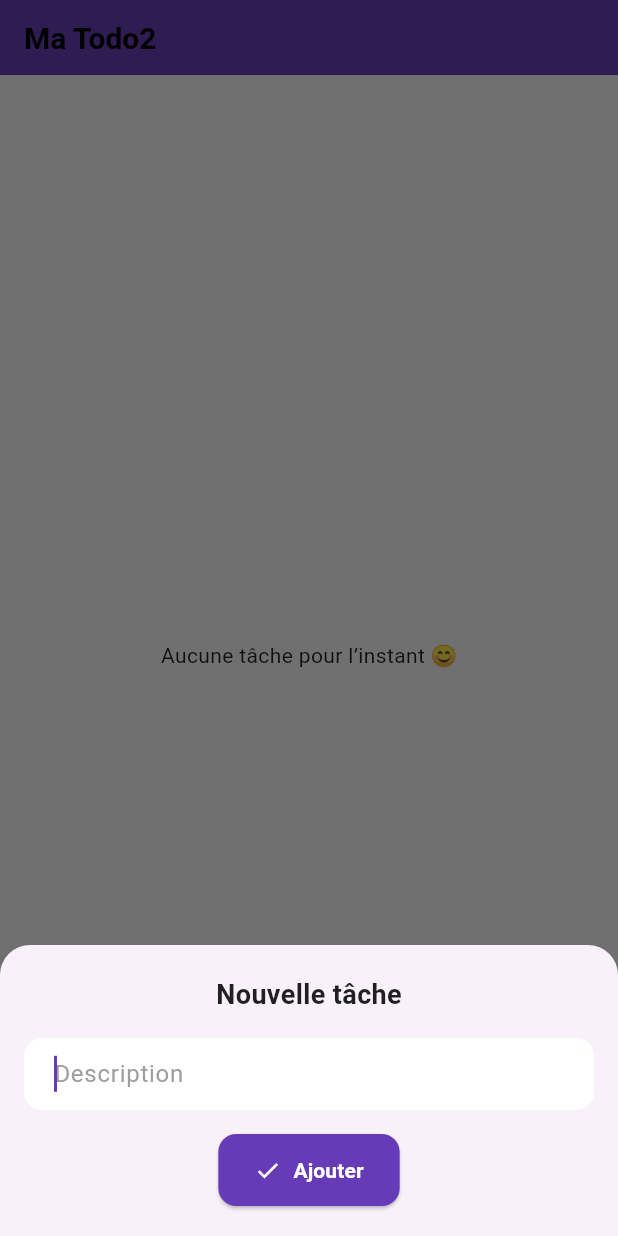
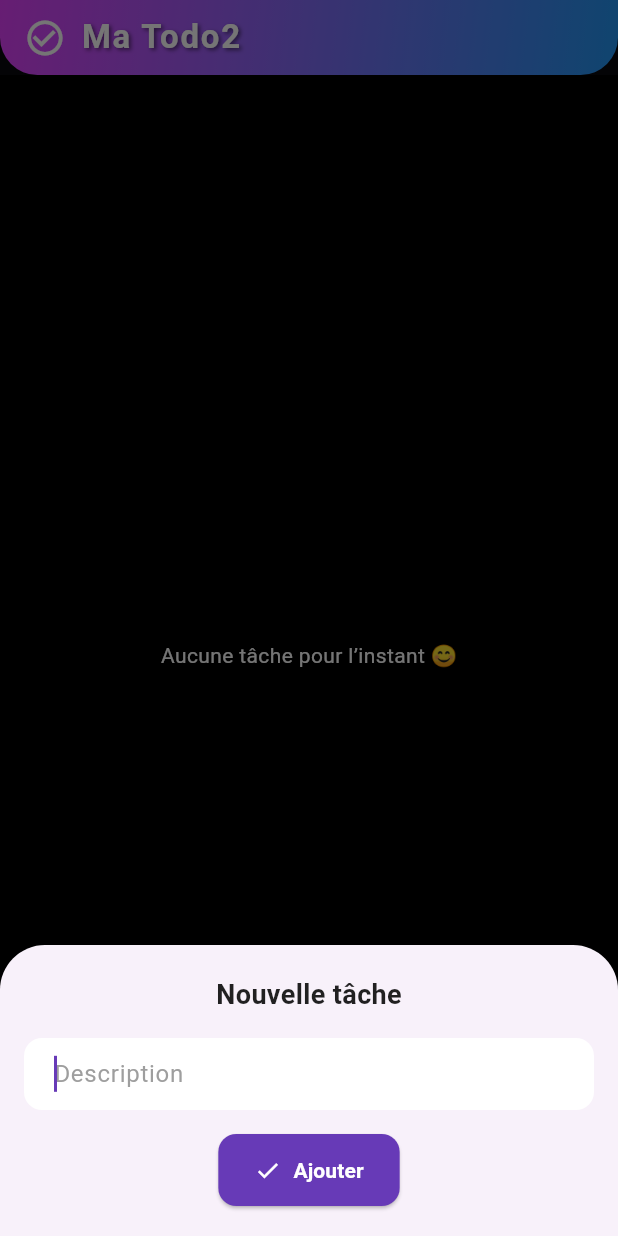
Before and after one commit to arnauddlbghe/daily_todo_app, a Flutter app: the screen it shows after launch, after a tap on the "add" icon, on a phone screen of 412 x 824 dp. Run offline on Flutter 3.47's test engine with Material 3 defaults, Android fonts, the phone set to English and light mode, and no system bars; our stand-ins replace flutter_bloc, sqflite; accounts and stored records are empty.

Commit message:
feat: grouped by day todo tasks

```diff
--- a/lib/blocs/todo_bloc.dart
+++ b/lib/blocs/todo_bloc.dart
@@ -6,7 +6,7 @@ import 'package:daily_todo_app/services/database_helper.dart'; // Assurez-vous q
 class TodoBloc extends Bloc<TodoEvent, TodoState> {
   final DatabaseHelper _databaseHelper = DatabaseHelper.instance;
 
-  TodoBloc() : super(TodoState(todos: [])) {
+  TodoBloc() : super(TodoState(todos: {})) {
     // Charger les tâches depuis la base de données au démarrage
     on<LoadTodos>((event, emit) async {
       try {
@@ -25,6 +25,7 @@ class TodoBloc extends Bloc<TodoEvent, TodoState> {
 
         // Récupérer toutes les tâches mises à jour
         final todos = await _databaseHelper.getAllTodos();
+        // Trier par date
         emit(TodoState(todos: todos));
       } catch (e) {
         emit(TodoErrorState(error: 'Erreur lors de l\'ajout de la tâche'));
--- a/lib/blocs/todo_state.dart
+++ b/lib/blocs/todo_state.dart
@@ -1,12 +1,12 @@
 import 'package:daily_todo_app/models/todo.dart';
 
 class TodoState {
-  final List<Todo> todos;
+  final Map<String, List<Todo>> todos;
 
   TodoState({required this.todos});
 }
 
 class TodoErrorState extends TodoState {
   final String error;
-  TodoErrorState({required this.error}) : super(todos: []);
+  TodoErrorState({required this.error}) : super(todos: {});
 }
--- a/lib/screens/home_screen.dart
+++ b/lib/screens/home_screen.dart
@@ -14,84 +14,170 @@ class HomeScreen extends StatelessWidget {
     final theme = Theme.of(context);
 
     return Scaffold(
-      backgroundColor: const Color(0xFFF5F5F5),
+      backgroundColor: Colors.black,
       appBar: PreferredSize(
         preferredSize: const Size.fromHeight(
           50,
-        ), // Réduit la taille de l'AppBar
+        ), // Réduire la taille de l'AppBar
         child: AppBar(
-          title: const Text('Ma Todo2'),
-          backgroundColor: theme.primaryColor,
-          foregroundColor: Colors.white,
-          elevation: 4,
+          title: Row(
+            children: [
+              Icon(
+                Icons
+                    .check_circle_outline, // Ajoutez une icône si vous le souhaitez
+                color: Colors.white,
+                size: 28,
+              ),
+              const SizedBox(width: 10),
+              const Text(
+                'Ma Todo2',
+                style: TextStyle(
+                  fontWeight: FontWeight.bold,
+                  fontSize: 22,
+                  letterSpacing:
+                      1.2, // Espacement des lettres pour plus de style
+                  color: Colors.white,
+                  shadows: [
+                    Shadow(
+                      offset: Offset(1.5, 1.5),
+                      blurRadius: 3,
+                      color: Colors.black54,
+                    ),
+                  ], // Ombre légère pour un effet plus moderne
+                ),
+              ),
+            ],
+          ),
+          backgroundColor:
+              Colors.transparent, // Fond transparent pour le dégradé
+          flexibleSpace: Container(
+            decoration: BoxDecoration(
+              gradient: LinearGradient(
+                colors: [Colors.purpleAccent, Colors.blue], // Dégradé élégant
+                begin: Alignment.topLeft,
+                end: Alignment.bottomRight,
+              ),
+              borderRadius: const BorderRadius.only(
+                bottomLeft: Radius.circular(25),
+                bottomRight: Radius.circular(25),
+              ),
+            ),
+          ),
+          elevation: 4, // Ombre légère sous l'AppBar
         ),
       ),
       body: BlocBuilder<TodoBloc, TodoState>(
         builder: (context, state) {
-          return state.todos.isEmpty
-              ? const Center(child: Text("Aucune tâche pour l’instant 😊"))
-              : ListView.separated(
+          // Vérifier si la Map est vide
+          if (state.todos.isEmpty) {
+            return const Center(
+              child: Text(
+                "Aucune tâche pour l’instant 😊",
+                style: TextStyle(color: Colors.white),
+              ),
+            );
+          }
+          return ListView(
             padding: const EdgeInsets.all(16),
-                itemCount: state.todos.length,
-                separatorBuilder: (_, __) => const SizedBox(height: 10),
+            children:
+                state.todos.keys.map((date) {
+                  final todos = state.todos[date]!;
+                  return Column(
+                    crossAxisAlignment: CrossAxisAlignment.start,
+                    children: [
+                      // Titre (la date ou autre critère)
+                      Padding(
+                        padding: const EdgeInsets.only(top: 20, bottom: 10),
+                        child: Text(
+                          date, // La date ou le titre de la catégorie
+                          style: const TextStyle(
+                            fontSize: 18,
+                            fontWeight: FontWeight.bold,
+                            color: Colors.white,
+                          ),
+                        ),
+                      ),
+                      // Liste des tâches pour cette date
+                      ListView.separated(
+                        shrinkWrap:
+                            true, // Pour que la ListView ne prenne pas trop de place
+                        physics: const NeverScrollableScrollPhysics(),
+                        itemCount: todos.length,
+                        separatorBuilder: (_, __) => const SizedBox(height: 12),
                         itemBuilder: (context, index) {
-                  final todo = state.todos[index];
+                          final todo = todos[index];
                           return Dismissible(
-                    key: Key(
-                      todo.id.toString(),
-                    ), // Utilise l'ID de la tâche pour un identifiant unique
-                    direction:
-                        DismissDirection
-                            .startToEnd, // Change ici pour swipe de gauche à droite
+                            key: Key(todo.id.toString()),
+                            direction: DismissDirection.startToEnd,
+                            background: Container(
+                              color: Colors.redAccent,
+                              alignment: Alignment.centerLeft,
+                              padding: const EdgeInsets.symmetric(
+                                horizontal: 20,
+                              ),
+                              child: const Icon(
+                                Icons.delete_forever,
+                                color: Colors.white,
+                              ),
+                            ),
                             onDismissed: (_) {
-                      // Lorsque l'élément est supprimé
                               context.read<TodoBloc>().add(RemoveTodo(todo));
                             },
                             child: Container(
                               decoration: BoxDecoration(
-                        color: Colors.white,
-                        borderRadius: BorderRadius.circular(12),
-                        boxShadow: [
-                          BoxShadow(
-                            color: Colors.grey.shade300,
-                            blurRadius: 6,
-                            offset: const Offset(0, 3),
-                          ),
-                        ],
+                                color: Colors.grey.shade900,
+                                borderRadius: BorderRadius.circular(15),
                               ),
                               child: ListTile(
                                 contentPadding: const EdgeInsets.symmetric(
-                          horizontal: 16,
-                          vertical: 8,
+                                  horizontal: 18,
+                                  vertical: 6,
                                 ),
-                        leading: Checkbox(
-                          value: todo.isDone,
-                          onChanged: (_) {
-                            context.read<TodoBloc>().add(ToggleTodo(todo));
+                                title: Row(
+                                  crossAxisAlignment: CrossAxisAlignment.start,
+                                  children: [
+                                    Expanded(
+                                      child: Text(
+                                        todo.description,
+                                        style: const TextStyle(
+                                          fontSize: 16,
+                                          fontWeight: FontWeight.bold,
+                                          color: Colors.white,
+                                        ),
+                                        maxLines: 3,
+                                        overflow: TextOverflow.ellipsis,
+                                      ),
+                                    ),
+                                    IconButton(
+                                      icon: Icon(
+                                        todo.isDone
+                                            ? Icons.check_circle
+                                            : Icons.radio_button_unchecked,
+                                        color:
+                                            todo.isDone
+                                                ? Colors.green
+                                                : Colors.white,
+                                        size: 30,
+                                      ),
+                                      onPressed: () {
+                                        context.read<TodoBloc>().add(
+                                          ToggleTodo(todo),
+                                        );
                                       },
                                     ),
-                        title: Text(
-                          todo.description,
-                          style: TextStyle(
-                            fontSize: 16,
-                            decoration:
-                                todo.isDone ? TextDecoration.lineThrough : null,
-                            color: todo.isDone ? Colors.grey : Colors.black87,
-                          ),
-                        ),
-                        subtitle: Text(
-                          _formatDate(todo.date),
-                          style: const TextStyle(fontSize: 12),
+                                  ],
                                 ),
                               ),
                             ),
                           );
                         },
+                      ),
+                    ],
+                  );
+                }).toList(),
           );
         },
       ),
-
-      // ➕ FAB
       floatingActionButton: FloatingActionButton(
         onPressed: () => _showAddTodoBottomSheet(context),
         backgroundColor: theme.primaryColor,
@@ -101,21 +187,19 @@ class HomeScreen extends StatelessWidget {
   }
 
   void _showAddTodoBottomSheet(BuildContext context) {
-    final parentContext = context;
-
     showModalBottomSheet(
       context: context,
       isScrollControlled: true,
       shape: const RoundedRectangleBorder(
-        borderRadius: BorderRadius.vertical(top: Radius.circular(20)),
+        borderRadius: BorderRadius.vertical(top: Radius.circular(30)),
       ),
-      builder: (context) => AddTodoSheet(parentContext: parentContext),
+      builder: (context) => AddTodoSheet(parentContext: context),
     );
   }
 
   String _formatDate(DateTime date) {
     final d = date.toLocal();
-    return "${_addZero(d.day)}/${_addZero(d.month)}/${d.year} à ${_addZero(d.hour)}h${_addZero(d.minute)}";
+    return "${_addZero(d.day)}/${_addZero(d.month)}/${d.year}";
   }
 
   String _addZero(int n) => n < 10 ? '0$n' : '$n';
--- a/lib/services/database_helper.dart
+++ b/lib/services/database_helper.dart
@@ -57,16 +57,38 @@ class DatabaseHelper {
     return await db.insert(table, todo.toMap());
   }
 
-  // Récupérer toutes les tâches
-  Future<List<Todo>> getAllTodos() async {
+  Future<Map<String, List<Todo>>> getAllTodos() async {
     Database db = await database;
     var result = await db.query(table);
+
     List<Todo> todos =
         result.isNotEmpty
             ? result.map((todo) => Todo.fromMap(todo)).toList()
             : [];
-    todos.sort((a, b) => b.date.compareTo(a.date));
-    return todos;
+
+    // Grouper les todos par date
+    Map<String, List<Todo>> groupedTodos = {};
+
+    for (var todo in todos) {
+      String date = todo.date.toString().substring(
+        0,
+        10,
+      ); // Assurez-vous que `date` est sous forme de String (par ex. "YYYY-MM-DD")
+
+      if (!groupedTodos.containsKey(date)) {
+        groupedTodos[date] = [];
+      }
+      groupedTodos[date]!.add(todo);
+    }
+
+    // Optionnel: trier les todos de chaque jour par date (ou un autre critère)
+    groupedTodos.forEach((key, value) {
+      value.sort(
+        (a, b) => b.date.compareTo(a.date),
+      ); // Tri décroissant selon la date
+    });
+
+    return groupedTodos;
   }
 
   // Mettre à jour une tâche
```
Lines whose indentation alone changed are shown as unchanged.
